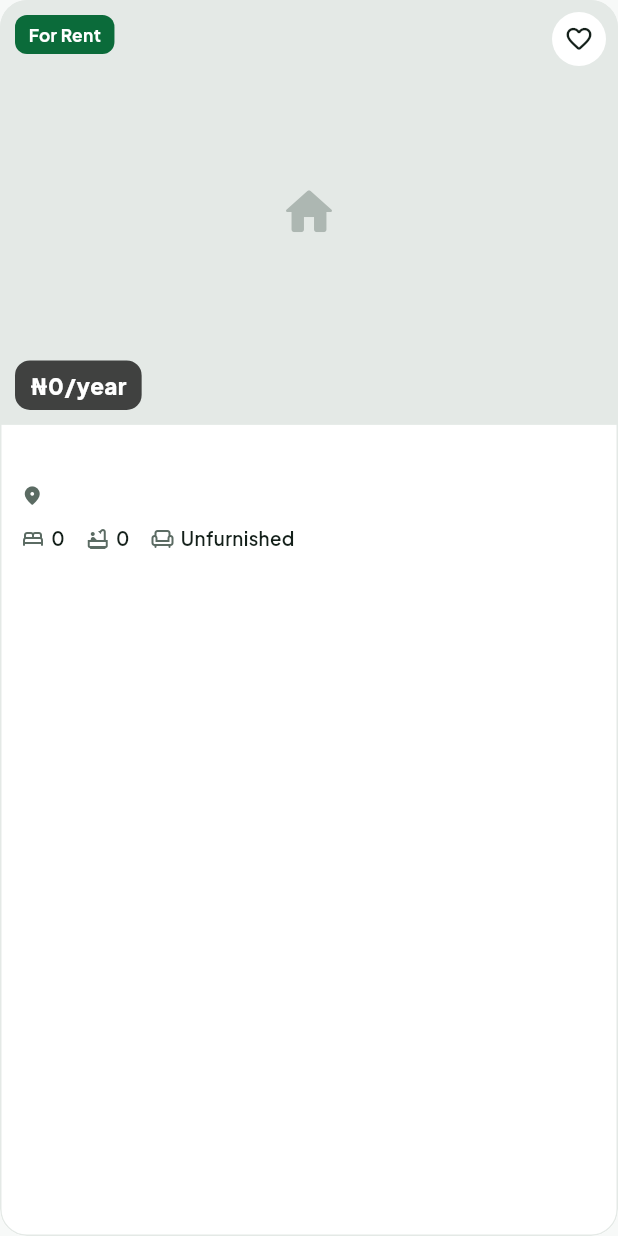
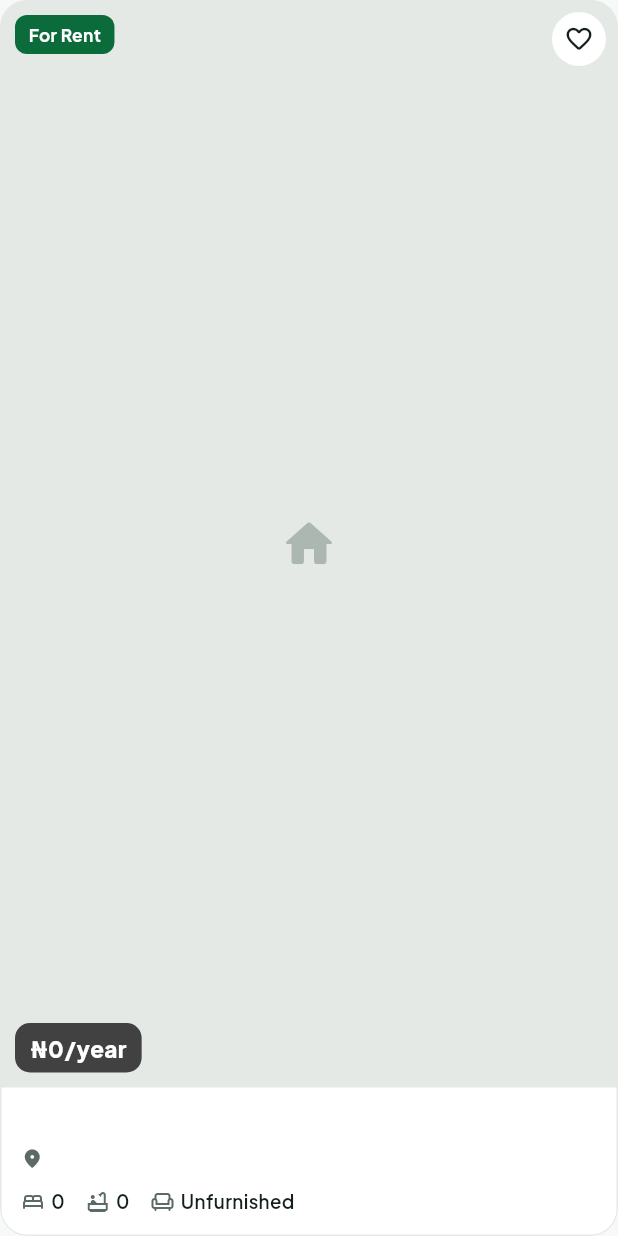
Before and after one commit to covenant-Peace/gidi_homes, a Flutter app: the PropertyCard widget shown alone on an empty page, opened directly with empty values, on a phone screen of 412 x 824 dp. Run offline on Flutter 3.47's test engine with Material 3 defaults, Android fonts, the phone set to English and light mode, and no system bars; our stand-ins replace cached_network_image, chewie, cloud_firestore, firebase_auth, firebase_core, flutter_map and 8 more; accounts and stored records are empty.

Commit message:
Fix listing card overflow on narrow single-column (phone) layouts
The grid used a fixed 320px card height while the image was a 16:11
AspectRatio, so on a full-width phone column the image + text exceeded the
cell and overflowed. Make the image flexible (Expanded) and size each cell
from the actual column width via LayoutBuilder.

Co-Authored-By: Claude Opus 4.8 <noreply@anthropic.com>

```diff
--- a/lib/widgets/property_card.dart
+++ b/lib/widgets/property_card.dart
@@ -25,8 +25,7 @@ class PropertyCard extends StatelessWidget {
           crossAxisAlignment: CrossAxisAlignment.start,
           children: [
             // ---- Image + badges ----
-            AspectRatio(
-              aspectRatio: 16 / 11,
+            Expanded(
               child: Stack(
                 fit: StackFit.expand,
                 children: [
```
Also changed, not shown: lib/widgets/property_grid.dart (+15 -3 lines).
